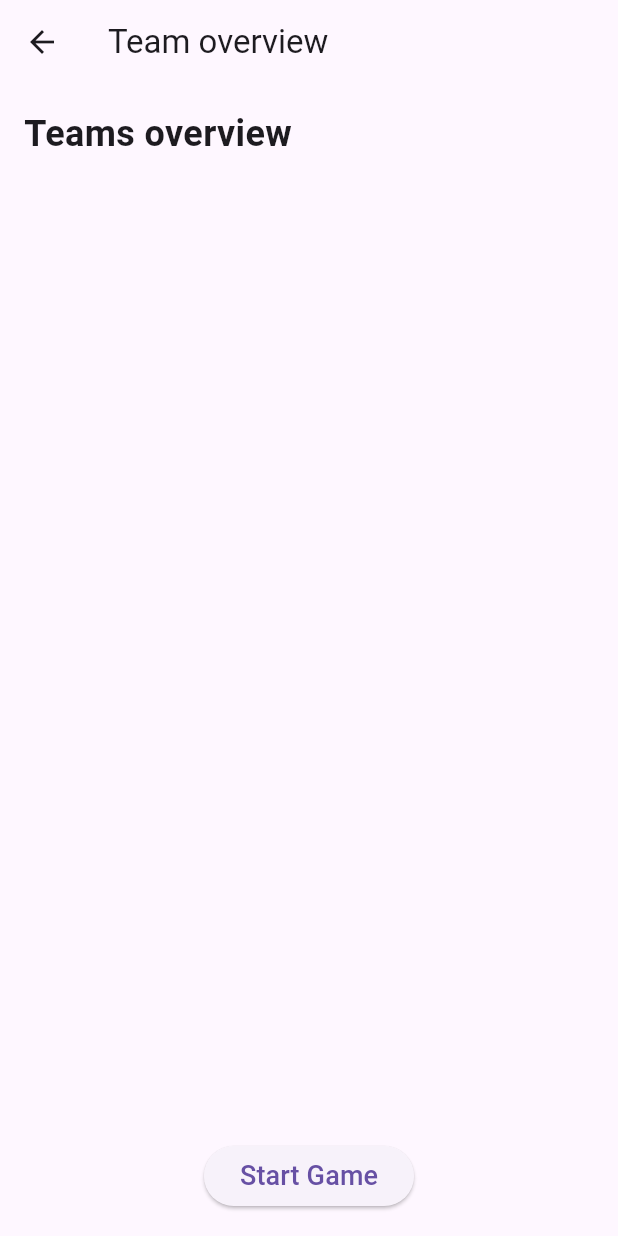
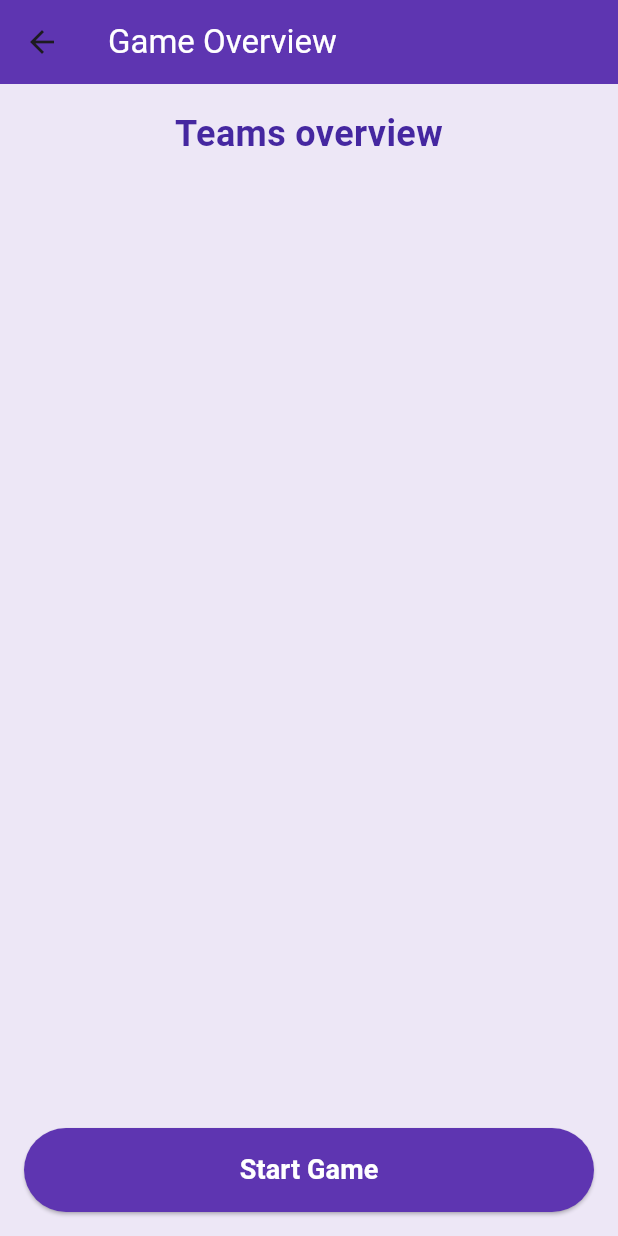
Before and after one commit to KhalilHen/30-seconds, a Flutter app: the StartGamePage screen opened directly with empty values, on a phone screen of 412 x 824 dp. Run offline on Flutter 3.47's test engine with Material 3 defaults, Android fonts, the phone set to English and light mode, and no system bars; our stand-ins replace audioplayers.

Commit message:
Improve d the game overview UI buttons

```diff
--- a/thirty_seconds/lib/pages/start_game_overview_screen.dart
+++ b/thirty_seconds/lib/pages/start_game_overview_screen.dart
@@ -2,85 +2,116 @@
 import 'package:thirty_seconds/pages/game_screen.dart';
 
 class StartGamePage extends StatelessWidget {
+  final List<String> teams;
   final Map<String, List<String>> players;
-  final List<String> teams;
 
-  const StartGamePage({Key? key, required this.teams, required this.players}) : super(key: key);
+  const StartGamePage({
+    Key? key,
+    required this.teams,
+    required this.players,
+  }) : super(key: key);
 
   @override
   Widget build(BuildContext context) {
     return Scaffold(
+      backgroundColor: Colors.deepPurple[50],
       appBar: AppBar(
-        title: Text('Team overview'),
+        title: Text(
+          'Game Overview',
+          style: TextStyle(color: Colors.white),
+        ),
+        backgroundColor: Colors.deepPurple[600],
+        elevation: 0,
       ),
       body: Padding(
-          padding: const EdgeInsets.all(16),
+        padding: const EdgeInsets.all(16.0),
         child: Column(
-            crossAxisAlignment: CrossAxisAlignment.start,
+          crossAxisAlignment: CrossAxisAlignment.stretch,
           children: [
             Text(
               'Teams overview',
               style: TextStyle(
                 fontSize: 24,
                 fontWeight: FontWeight.bold,
+                color: Colors.deepPurple[800],
               ),
+              textAlign: TextAlign.center,
             ),
-              const SizedBox(
-                height: 16,
-              ),
+            const SizedBox(height: 20),
             Expanded(
               child: ListView.builder(
                 itemCount: teams.length,
                 itemBuilder: (context, index) {
                   final team = teams[index];
+                  final teamPlayers = players[team] ?? [];
 
                   return Card(
-                          margin: const EdgeInsets.all(8),
-                          child: Column(
-                            crossAxisAlignment: CrossAxisAlignment.start,
-                            children: [
-                              Text(
+                    elevation: 4,
+                    margin: const EdgeInsets.symmetric(vertical: 8.0),
+                    shape: RoundedRectangleBorder(
+                      borderRadius: BorderRadius.circular(15),
+                    ),
+                    child: ExpansionTile(
+                      title: Text(
                         team,
                         style: TextStyle(
+                          fontWeight: FontWeight.bold,
+                          fontSize: 18.0,
+                          color: Colors.deepPurple[800],
+                        ),
+                      ),
+                      children: teamPlayers
+                          .map((player) => ListTile(
+                                title: Text(
+                                  player,
+                                  style: TextStyle(
+                                    color: Colors.deepPurple[600],
+                                    fontSize: 16,
+                                  ),
+                                ),
+                                leading: Icon(
+                                  Icons.person,
+                                  color: Colors.deepPurple[400],
+                                ),
+                              ))
+                          .toList(),
+                    ),
+                  );
+                },
+              ),
+            ),
+            const SizedBox(height: 20),
+            ElevatedButton(
+              onPressed: () {
+                Navigator.push(
+                  context,
+                  MaterialPageRoute(
+                    builder: (context) => GameScreen(
+                      teams: teams,
+                      players: players,
+                    ),
+                  ),
+                );
+              },
+              style: ElevatedButton.styleFrom(
+                backgroundColor: Colors.deepPurple[600],
+                padding: const EdgeInsets.symmetric(vertical: 15),
+                shape: RoundedRectangleBorder(
+                  borderRadius: BorderRadius.circular(30),
+                ),
+              ),
+              child: Text(
+                'Start Game',
+                style: TextStyle(
+                  color: Colors.white,
                   fontSize: 18,
                   fontWeight: FontWeight.bold,
                 ),
               ),
-                              const SizedBox(
-                                height: 8,
-                              ),
-                              if (players[team]?.isNotEmpty ?? false)
-                                ...players[team]!.map(
-                                  (player) => Text(
-                                    '• $player',
-                                    style: TextStyle(fontSize: 16.0),
-                                  ),
             ),
           ],
         ),
-                        );
-                      })),
-              const SizedBox(
-                height: 16,
       ),
-              Center(
-                child: ElevatedButton(
-                  onPressed: () {
-                    Navigator.push(
-                      context,
-                      MaterialPageRoute(
-                        builder: (context) => GameScreen(teams: teams, players: players),
-                      ),
-                    );
-                  },
-                  child: Text(
-                    'Start Game',
-                    style: TextStyle(fontSize: 18),
-                  ),
-                ),
-              )
-            ],
-          )),
     );
   }
 }
--- a/thirty_seconds/pubspec.yaml
+++ b/thirty_seconds/pubspec.yaml
@@ -54,7 +54,7 @@
 # The following section is specific to Flutter packages.
 flutter:
   assets:
-    - count-down.mp3
+    # - count-down.mp3
     # - assets/logo.png
     - assets/
 
```
Lines whose indentation alone changed are shown as unchanged.
